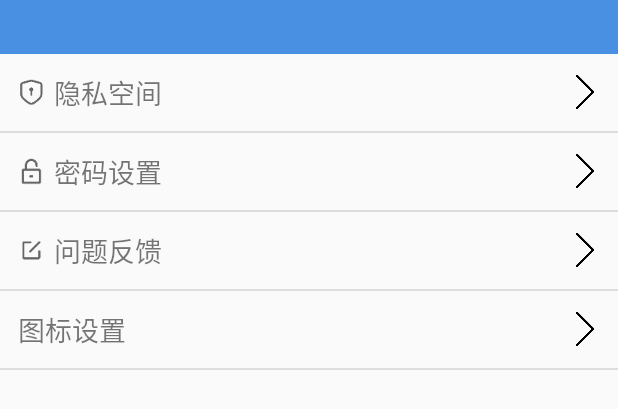
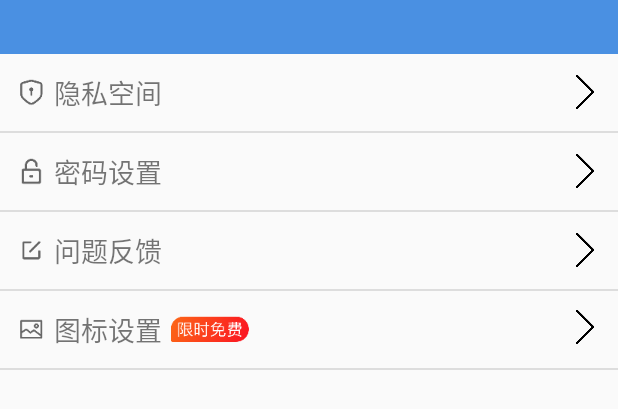
Before and after one commit to TisanYang/privateApp, an Android app built with Jetpack Compose: the layout fra_my.xml on its own in the app's theme, with its tools: preview values and no code run, on a phone screen of 412 x 824 dp. Shown: the top 409 px of the screen. Run offline under Robolectric (Android 15) with nearby library versions, the phone set to English and light mode, and no system bars.

Commit message:
我的页面开发-》图标修改，UI优化

```diff
--- a/app/src/main/java/com/tisan/share/acty/CalculatorActivity.kt
+++ b/app/src/main/java/com/tisan/share/acty/CalculatorActivity.kt
@@ -58,6 +58,8 @@ class CalculatorActivity : BaseActivity<ActivityCalculatorBinding, SimpleViewMod
                 input = ""
                 binding.result.text = ""
             }
+            startActivity(Intent(this@CalculatorActivity, MainActivity::class.java))
+            return@with
 
             btnEqual.setOnClickListener {
 //
--- a/app/src/main/java/com/tisan/share/fra/FunctionFragment.kt
+++ b/app/src/main/java/com/tisan/share/fra/FunctionFragment.kt
@@ -204,7 +204,7 @@ class FunctionFragment : BaseFragment<FraFunctionBinding, FunctionViewModel>() {
                     } else if (item.mimeType.startsWith("video/")) {
 
                         val index =
-                            FileRepository.getModulesByType(ModuleType.IMAGE)[0].files.indexOfFirst { it.filePath == item.filePath }
+                            FileRepository.getModulesByType(ModuleType.VIDEO)[0].files.indexOfFirst { it.filePath == item.filePath }
                         val intent =
                             Intent(requireContext(), VideoPreviewActivity::class.java).apply {
                                 putParcelableArrayListExtra(
--- a/app/src/main/res/layout/activity_calculator.xml
+++ b/app/src/main/res/layout/activity_calculator.xml
@@ -186,6 +186,7 @@
 
         <!-- 等号按钮，占满一整行 -->
         <Button
+            android:textColor="@color/white"
             android:background="@drawable/calc_btn_blue"
             android:id="@+id/btnEqual"
             android:layout_width="match_parent"
--- a/app/src/main/res/layout/fra_function.xml
+++ b/app/src/main/res/layout/fra_function.xml
@@ -40,7 +40,7 @@
                     android:layout_height="65dp">
 
                     <ImageView
-                        android:src="@drawable/my_sel"
+                        android:src="@mipmap/icon_function_photo"
                         android:layout_width="25dp"
                         android:layout_height="25dp" />
 
@@ -68,7 +68,7 @@
                     android:layout_height="65dp">
 
                     <ImageView
-                        android:src="@drawable/my_sel"
+                        android:src="@mipmap/icon_function_video"
                         android:layout_width="25dp"
                         android:layout_height="25dp" />
 
--- a/app/src/main/res/layout/fra_my.xml
+++ b/app/src/main/res/layout/fra_my.xml
@@ -129,7 +129,8 @@
         android:layout_height="1dp"
         android:background="#DDDDDD" />
 
-    <LinearLayout
+    <RelativeLayout
+        android:layout_gravity="right"
         android:id="@+id/ll_change_info"
         android:layout_width="match_parent"
         android:layout_height="wrap_content"
@@ -140,21 +141,39 @@
         android:orientation="horizontal"
         android:padding="12dp">
 
+        <ImageView
+            android:layout_centerVertical="true"
+            android:id="@+id/iv1"
+            android:src="@mipmap/icon_tbsz"
+            android:scaleType="fitXY"
+            android:layout_marginRight="6dp"
+            android:layout_width="wrap_content"
+            android:layout_height="wrap_content" />
+
         <TextView
+            android:layout_toRightOf="@+id/iv1"
             android:id="@+id/tv_change_info"
-            android:layout_width="0dp"
+            android:layout_width="wrap_content"
             android:layout_height="wrap_content"
-            android:layout_weight="1"
             android:text="图标设置"
             android:textSize="18sp" />
 
         <ImageView
+            android:layout_centerVertical="true"
+            android:layout_toRightOf="@+id/tv_change_info"
+            android:src="@mipmap/btn_xsmf"
+            android:layout_marginLeft="6dp"
+            android:layout_width="wrap_content"
+            android:layout_height="wrap_content" />
+
+        <ImageView
+            android:layout_alignParentRight="true"
             android:id="@+id/iv_change_info"
             android:layout_width="24dp"
             android:layout_height="24dp"
             android:contentDescription="箭头"
             android:src="@drawable/icon_right_arrow" />
-    </LinearLayout>
+    </RelativeLayout>
 
     <View
         android:layout_width="match_parent"
--- a/app/src/main/res/layout/item_recent_media.xml
+++ b/app/src/main/res/layout/item_recent_media.xml
@@ -21,10 +21,10 @@
 
         <ImageView
             android:id="@+id/icPlay"
-            android:layout_width="56dp"
-            android:layout_height="56dp"
+            android:layout_width="36dp"
+            android:layout_height="36dp"
             android:layout_gravity="center"
-            android:src="@drawable/my_sel"
+            android:src="@mipmap/icon_play"
             android:visibility="gone" />
     </FrameLayout>
 </androidx.cardview.widget.CardView>
```
Also changed, not shown: app/src/main/res/mipmap-xxxhdpi/btn_xsmf.png (added), app/src/main/res/mipmap-xxxhdpi/icon_function_photo.png (added), app/src/main/res/mipmap-xxxhdpi/icon_function_video.png (added), app/src/main/res/mipmap-xxxhdpi/icon_play.png (added), app/src/main/res/mipmap-xxxhdpi/icon_tbsz.png (added).
